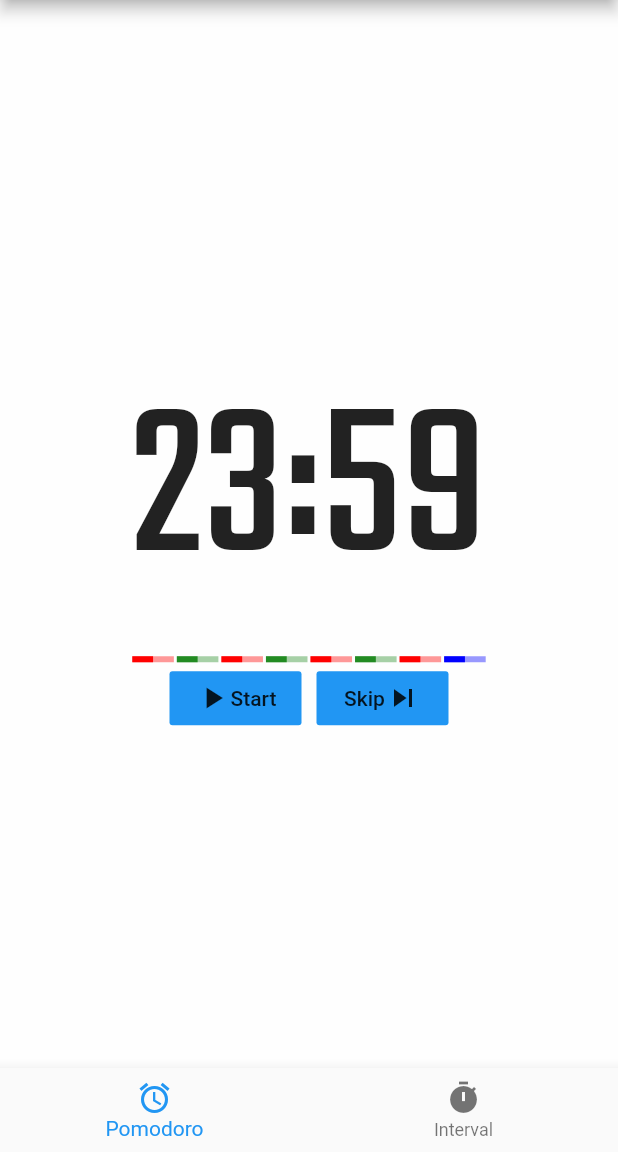
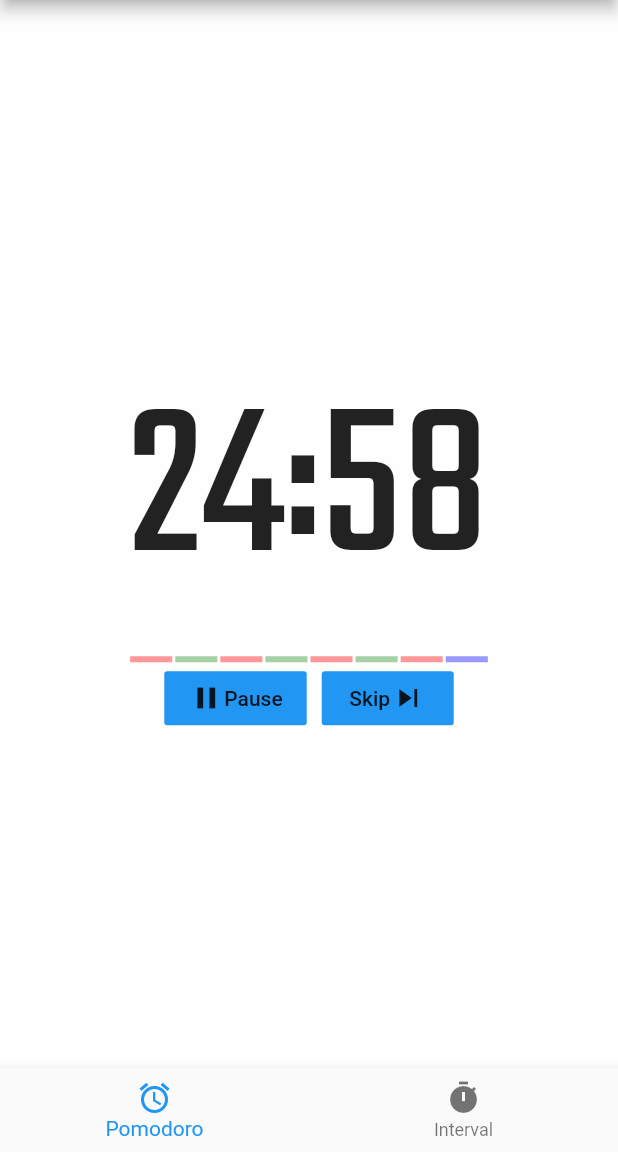
Before and after one commit to gunawanlie/timie, a Flutter app: the screen it shows after launch, after a tap on "Start", on a phone screen of 412 x 824 dp, the part 84-1236 px from its top. Run offline on Flutter 3.47's test engine with Material 2 defaults, Android fonts, the phone set to English and light mode, and no system bars.

Commit message:
timer animation created

```diff
--- a/lib/pomodoro.dart
+++ b/lib/pomodoro.dart
@@ -1,5 +1,9 @@
 import 'package:flutter/cupertino.dart';
 import 'package:flutter/material.dart';
+
+import 'task.dart';
+import 'tasks.dart';
+import 'task_type.dart';
 
 class Pomodoro extends StatefulWidget {
   @override
@@ -8,86 +12,80 @@ class Pomodoro extends StatefulWidget {
   }
 }
 
-class _PomodoroState extends State<Pomodoro> {
+class _PomodoroState extends State<Pomodoro> with SingleTickerProviderStateMixin {
 
-  List<Widget> _progressIndicators = [];
-
-  int taskIndex = 0;
-
-  LinearProgressIndicator _setupProgressIndicator(int index) {
-    Color backgroundColor = Color(0x660000FF);
-    Color valueColor = Color(0xFF0000FF);
-
-    if (index % 2 == 0) {
-      backgroundColor = Color(0x66FF0000);
-      valueColor = Color(0xFFFF0000);
-    } else if (index < 7) {
-      backgroundColor = Color(0x66228B22);
-      valueColor = Color(0xFF228B22);
-    }
-
-    return LinearProgressIndicator(
-      backgroundColor: backgroundColor,
-      value: 0.5,
-      valueColor: AlwaysStoppedAnimation<Color>(valueColor),
-    );
-  }
-
-  FlatButton _playButton = FlatButton(
-    child: Row(
-      children: <Widget>[
-        Icon(Icons.play_arrow),
-        Text("Start"),
-      ],
-    ),
-    color: Colors.blue,
-    onPressed: () {
-
-    },
-  );
-
-  FlatButton _nextButton = FlatButton(
-    child: Row(
-      children: <Widget>[
-        Text("Skip"),
-        Icon(Icons.skip_next),
-      ],
-    ),
-    color: Colors.blue,
-    onPressed: () {
-
-    },
-  );
-
-  List<Widget> _buttons = [];
+  Tasks _pomodoro = Tasks(25, 5, 15, 4, 1);
+  AnimationController _animationController;
+  String _pomodoroTimeLabel = "23:59";
 
   @override
   void initState() {
     super.initState();
-    _setupProgressIndicators();
-    _setupButtons();
+    _setupAnimationController();
+    _updatePomodoroTimerLabel();
   }
 
-  void _setupProgressIndicators() {
-    for (int i=0; i<8; i++) {
-      _progressIndicators.add(Expanded(
+  List<Widget> _progressIndicators() {
+    List<Widget> _indicators = [];
+
+    for (int i=0; i<_pomodoro.count(); i++) {
+      double value = (i < _pomodoro.currentTaskIndex() ? 1.0 : (i > _pomodoro.currentTaskIndex() ? 0.0 : _animationController.value));
+
+      _indicators.add(Expanded(
         child: Container(
-          child: _setupProgressIndicator(i),
+          child: _progressIndicator(_pomodoro.task(i), value),
           padding: EdgeInsets.symmetric(horizontal: 1.0),
         ),
       ));
     }
+
+    return _indicators;
   }
 
-  void _setupButtons() {
-    _buttons.add(Container(
-      child: _playButton,
-      padding: EdgeInsets.symmetric(horizontal: 5.0),
-    ));
-    _buttons.add(Container(
-      child: _nextButton,
-      padding: EdgeInsets.symmetric(horizontal: 5.0),
-    ));
+  LinearProgressIndicator _progressIndicator(Task task, double value) {
+    return LinearProgressIndicator(
+      backgroundColor: task.type.backgroundColor,
+      value: value,
+      valueColor: AlwaysStoppedAnimation<Color>(task.type.foregroundColor),
+    );
+  }
+
+  void _setupAnimationController() {
+    _animationController = AnimationController(
+      duration: Duration(minutes: _pomodoro.currentTaskDuration()),
+      vsync: this,
+    );
+
+    _animationController.reset();
+    _animationController.addListener(() {
+      if (_animationController.isCompleted) {
+        _refreshAnimatioNController();
+      }
+      _updatePomodoroTimerLabel();
+      setState(() {});
+    });
+  }
+
+  void _updatePomodoroTimerLabel() {
+    int duration = _pomodoro.currentTaskDuration() * 60;
+    double progress = _animationController.upperBound - _animationController.value;
+    int left = (progress * duration).floor();
+    int minutes = (left / 60).floor();
+    int seconds = left % 60;
+    _pomodoroTimeLabel = "${minutes}:${seconds.toString().padLeft(2, '0')}";
+  }
+
+  void _refreshAnimatioNController() {
+    _animationController.stop();
+    _pomodoro.next();
+    _animationController.duration = Duration(minutes: _pomodoro.currentTaskDuration());
+    _animationController.value = _animationController.lowerBound;
+  }
+
+  @override
+  void dispose() {
+    _animationController.dispose();
+    super.dispose();
   }
 
   @override
@@ -100,18 +98,73 @@ class _PomodoroState extends State<Pomodoro> {
             child: Column(
               children: <Widget>[
                 Text(
-                  "23:59",
+                  _pomodoroTimeLabel,
                   style: TextStyle(
                     fontFamily: 'Teko',
                     fontSize: 150,
                   ),
                 ),
                 Row(
-                  children: _progressIndicators,
+                  children: _progressIndicators(),
                   mainAxisAlignment: MainAxisAlignment.center,
                 ),
                 Row(
-                  children: _buttons,
+                  children: <Widget>[
+                    Visibility(
+                      child: Container(
+                        child: FlatButton(
+                          child: Row(
+                            children: <Widget>[
+                              Icon(Icons.play_arrow),
+                              Text("Start"),
+                            ],
+                          ),
+                          color: Colors.blue,
+                          onPressed: () {
+                            _animationController.forward();
+                            setState(() {});
+                          },
+                        ),
+                        padding: EdgeInsets.symmetric(horizontal: 5.0),
+                      ),
+                      visible: !_animationController.isAnimating,
+                    ),
+                    Visibility(
+                      child: Container(
+                        child: FlatButton(
+                          child: Row(
+                            children: <Widget>[
+                              Icon(Icons.pause),
+                              Text("Pause"),
+                            ],
+                          ),
+                          color: Colors.blue,
+                          onPressed: () {
+                            _animationController.stop();
+                            setState(() {});
+                          },
+                        ),
+                        padding: EdgeInsets.symmetric(horizontal: 5.0),
+                      ),
+                      visible: _animationController.isAnimating,
+                    ),
+                    Container(
+                      child: FlatButton(
+                        child: Row(
+                          children: <Widget>[
+                            Text("Skip"),
+                            Icon(Icons.skip_next),
+                          ],
+                        ),
+                        color: Colors.blue,
+                        onPressed: () {
+                          _refreshAnimatioNController();
+                          setState(() {});
+                        },
+                      ),
+                      padding: EdgeInsets.symmetric(horizontal: 5.0),
+                    ),
+                  ],
                   mainAxisAlignment: MainAxisAlignment.center,
                 ),
               ],
--- a/lib/tasks.dart
+++ b/lib/tasks.dart
@@ -3,24 +3,44 @@ import 'task_type.dart';
 
 class Tasks {
 
-  int index;
-  List<Task> list = [];
+  int _index;
+  List<Task> _list = [];
 
   Tasks(int taskDuration, int shortRestDuration, int longRestDuration, int sets, int cycle) {
-    this.index = 0;
+    _index = 0;
 
     for (int c=0; c<cycle; c++) {
       for (int s=0; s<sets; s++) {
-        list.add(Task(taskDuration, TaskType.task));
+        _list.add(Task(taskDuration, TaskType.task));
         if (!_isLastSet(s, sets)) {
-          list.add(Task(shortRestDuration, TaskType.shortRest));
+          _list.add(Task(shortRestDuration, TaskType.shortRest));
         }
       }
-      list.add(Task(longRestDuration, TaskType.longRest));
+      _list.add(Task(longRestDuration, TaskType.longRest));
     }
   }
 
   bool _isLastSet(int s, int sets) {
     return s == sets-1;
   }
+
+  int count() {
+    return _list.length;
+  }
+
+  int currentTaskIndex() {
+    return _index;
+  }
+
+  int currentTaskDuration() {
+    return _list[_index].duration;
+  }
+
+  void next() {
+    _index = (_index + 1) % _list.length;
+  }
+
+  Task task(int i) {
+    return _list[i];
+  }
 }
```
